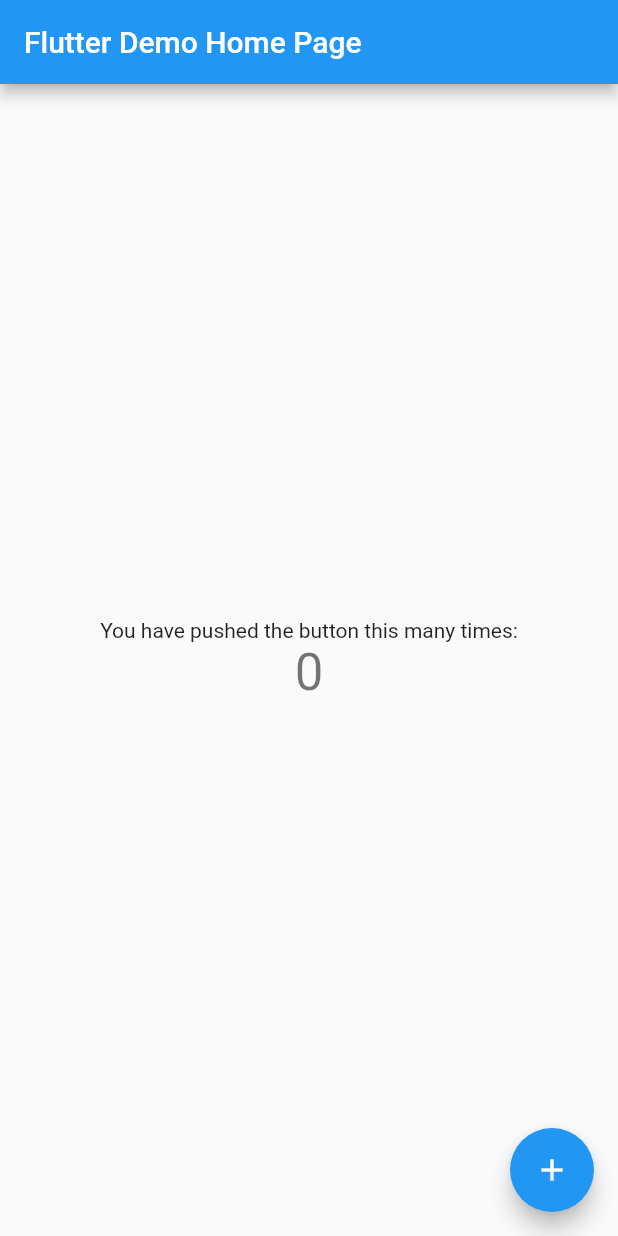
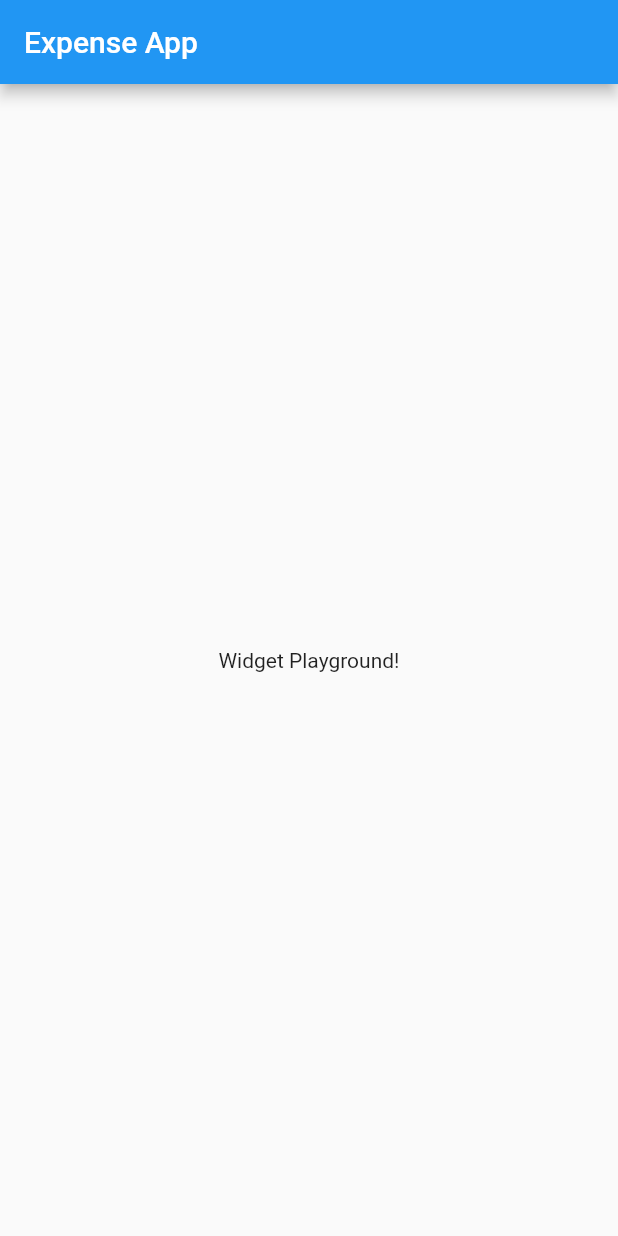
Before and after one commit to JulienMalcouronne/expense_tracker_flutter, a Flutter app: the screen it shows after launch, on a phone screen of 412 x 824 dp. Run offline on Flutter 3.47's test engine with Material 2 defaults, Android fonts, the phone set to English and light mode, and no system bars.

Commit message:
cleaned the original app

```diff
--- a/lib/main.dart
+++ b/lib/main.dart
@@ -1,115 +1,27 @@
 import 'package:flutter/material.dart';
 
-void main() {
-  runApp(const MyApp());
-}
+void main() => runApp(MyApp());
 
 class MyApp extends StatelessWidget {
-  const MyApp({Key? key}) : super(key: key);
-
-  // This widget is the root of your application.
   @override
   Widget build(BuildContext context) {
     return MaterialApp(
-      title: 'Flutter Demo',
-      theme: ThemeData(
-        // This is the theme of your application.
-        //
-        // Try running your application with "flutter run". You'll see the
-        // application has a blue toolbar. Then, without quitting the app, try
-        // changing the primarySwatch below to Colors.green and then invoke
-        // "hot reload" (press "r" in the console where you ran "flutter run",
-        // or simply save your changes to "hot reload" in a Flutter IDE).
-        // Notice that the counter didn't reset back to zero; the application
-        // is not restarted.
-        primarySwatch: Colors.blue,
-      ),
-      home: const MyHomePage(title: 'Flutter Demo Home Page'),
+      title: 'Expense App',
+      home: MyHomePage(),
     );
   }
 }
 
-class MyHomePage extends StatefulWidget {
-  const MyHomePage({Key? key, required this.title}) : super(key: key);
-
-  // This widget is the home page of your application. It is stateful, meaning
-  // that it has a State object (defined below) that contains fields that affect
-  // how it looks.
-
-  // This class is the configuration for the state. It holds the values (in this
-  // case the title) provided by the parent (in this case the App widget) and
-  // used by the build method of the State. Fields in a Widget subclass are
-  // always marked "final".
-
-  final String title;
-
-  @override
-  State<MyHomePage> createState() => _MyHomePageState();
-}
-
-class _MyHomePageState extends State<MyHomePage> {
-  int _counter = 0;
-
-  void _incrementCounter() {
-    setState(() {
-      // This call to setState tells the Flutter framework that something has
-      // changed in this State, which causes it to rerun the build method below
-      // so that the display can reflect the updated values. If we changed
-      // _counter without calling setState(), then the build method would not be
-      // called again, and so nothing would appear to happen.
-      _counter++;
-    });
-  }
-
+class MyHomePage extends StatelessWidget {
   @override
   Widget build(BuildContext context) {
-    // This method is rerun every time setState is called, for instance as done
-    // by the _incrementCounter method above.
-    //
-    // The Flutter framework has been optimized to make rerunning build methods
-    // fast, so that you can just rebuild anything that needs updating rather
-    // than having to individually change instances of widgets.
     return Scaffold(
       appBar: AppBar(
-        // Here we take the value from the MyHomePage object that was created by
-        // the App.build method, and use it to set our appbar title.
-        title: Text(widget.title),
+        title: Text('Expense App'),
       ),
       body: Center(
-        // Center is a layout widget. It takes a single child and positions it
-        // in the middle of the parent.
-        child: Column(
-          // Column is also a layout widget. It takes a list of children and
-          // arranges them vertically. By default, it sizes itself to fit its
-          // children horizontally, and tries to be as tall as its parent.
-          //
-          // Invoke "debug painting" (press "p" in the console, choose the
-          // "Toggle Debug Paint" action from the Flutter Inspector in Android
-          // Studio, or the "Toggle Debug Paint" command in Visual Studio Code)
-          // to see the wireframe for each widget.
-          //
-          // Column has various properties to control how it sizes itself and
-          // how it positions its children. Here we use mainAxisAlignment to
-          // center the children vertically; the main axis here is the vertical
-          // axis because Columns are vertical (the cross axis would be
-          // horizontal).
-          mainAxisAlignment: MainAxisAlignment.center,
-          children: <Widget>[
-            const Text(
-              'You have pushed the button this many times:',
-            ),
-            Text(
-              '$_counter',
-              style: Theme.of(context).textTheme.headline4,
-            ),
-          ],
-        ),
+        child: Text('Widget Playground!'),
       ),
-      floatingActionButton: FloatingActionButton(
-        onPressed: _incrementCounter,
-        tooltip: 'Increment',
-        child: const Icon(Icons.add),
-      ), // This trailing comma makes auto-formatting nicer for build methods.
     );
   }
 }
```
